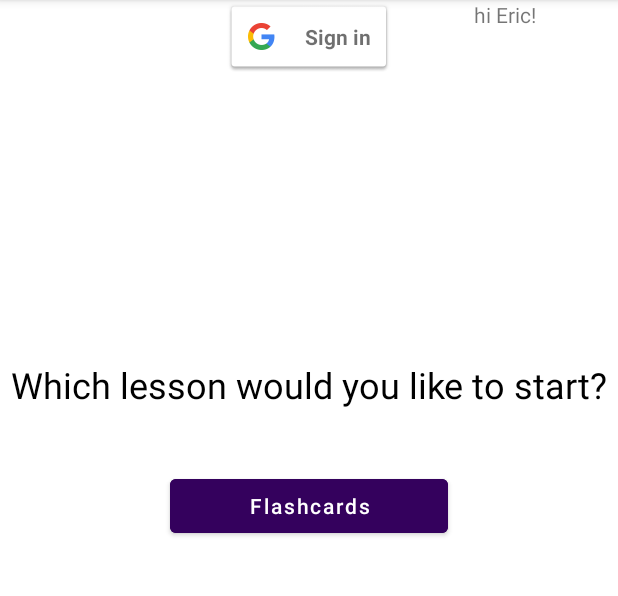
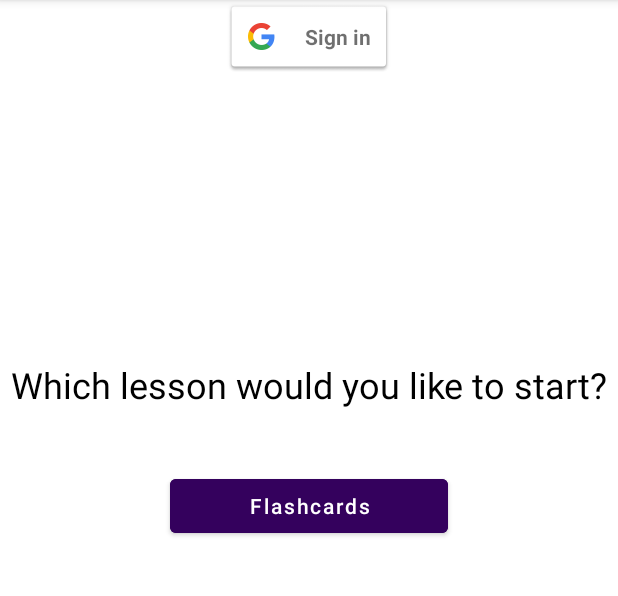
Before and after one commit to saintbrendan/ConnectEd, an Android app: the screen it shows after launch (MainActivity), on a phone screen of 412 x 824 dp, the part 84-680 px from its top. Run offline under Robolectric (Android 15) with nearby library versions, the phone set to English and light mode, and no system bars.

Commit message:
Update icon, show first name on main page

```diff
--- a/app/src/main/java/app/connected/connect_ed/MainActivity.kt
+++ b/app/src/main/java/app/connected/connect_ed/MainActivity.kt
@@ -25,7 +25,6 @@ class MainActivity : AppCompatActivity() {
         super.onCreate(savedInstanceState)
         setContentView(R.layout.activity_main)
         val displayName = findViewById<TextView>(R.id.textViewDisplayName)
-        displayName.text = "hi Eric!"
 
         // log in
         val gso = GoogleSignInOptions.Builder(GoogleSignInOptions.DEFAULT_SIGN_IN)
@@ -119,6 +118,8 @@ class MainActivity : AppCompatActivity() {
 
             val googleIdToken = account?.idToken ?: ""
             Log.i("Google ID Token", googleIdToken)
+            val displayName = findViewById<TextView>(R.id.textViewDisplayName)
+            displayName.text = googleFirstName
 
         } catch (e: ApiException) {
             // Sign in was unsuccessful
--- a/app/src/main/res/layout/activity_main.xml
+++ b/app/src/main/res/layout/activity_main.xml
@@ -85,7 +85,7 @@
         android:id="@+id/textViewDisplayName"
         android:layout_width="96dp"
         android:layout_height="32dp"
-        android:text="TextView"
+        android:text=" "
         app:layout_constraintEnd_toEndOf="parent"
         app:layout_constraintTop_toTopOf="parent" />
 
```
Also changed, not shown: app/src/main/ic_launcher-playstore.png, app/src/main/res/mipmap-hdpi/ic_launcher.png, app/src/main/res/mipmap-hdpi/ic_launcher_foreground.png, app/src/main/res/mipmap-hdpi/ic_launcher_round.png, app/src/main/res/mipmap-mdpi/ic_launcher.png, app/src/main/res/mipmap-mdpi/ic_launcher_foreground.png, app/src/main/res/mipmap-mdpi/ic_launcher_round.png, app/src/main/res/mipmap-xhdpi/ic_launcher.png, app/src/main/res/mipmap-xhdpi/ic_launcher_foreground.png, app/src/main/res/mipmap-xhdpi/ic_launcher_round.png, app/src/main/res/mipmap-xxhdpi/ic_launcher.png, app/src/main/res/mipmap-xxhdpi/ic_launcher_foreground.png, app/src/main/res/mipmap-xxhdpi/ic_launcher_round.png, app/src/main/res/mipmap-xxxhdpi/ic_launcher.png, 2 more files.
